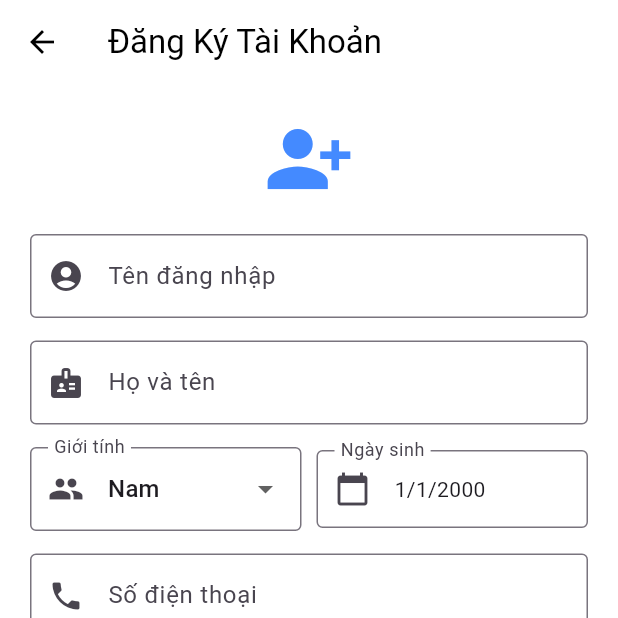
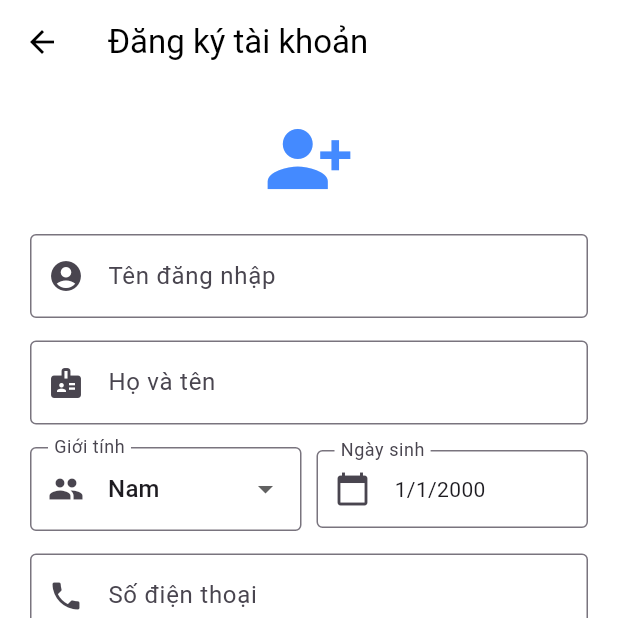
Before and after one commit to trongv2310/DoAn_CNPM, a Flutter app: the LibrarianHomeScreen screen opened directly with empty values, after a tap on the "logout" icon, after a tap on "Đăng ký ngay", on a phone screen of 412 x 824 dp, the top half of it. Run offline on Flutter 3.47's test engine with Material 3 defaults, Android fonts, the phone set to English and light mode, and no system bars; accounts and stored records are empty; network calls fail.

Commit message:
Thay đổi các format chữ và màu của các chức năng

```diff
--- a/thuvienapp/lib/screens/DocGia/GioHang.dart
+++ b/thuvienapp/lib/screens/DocGia/GioHang.dart
@@ -108,7 +108,7 @@ class _CartScreenState extends State<CartScreen> {
 
     return Scaffold(
       appBar: AppBar(
-        title: const Text("Phiếu Mượn (Giỏ Sách)"),
+        title: const Text("Phiếu mượn (Giỏ sách)"),
         backgroundColor: Colors.white,
         elevation: 0,
         foregroundColor: Colors.black,
--- a/thuvienapp/lib/screens/ThuThu/ThuThuHome.dart
+++ b/thuvienapp/lib/screens/ThuThu/ThuThuHome.dart
@@ -54,7 +54,7 @@ class _LibrarianHomeScreenState extends State<LibrarianHomeScreen> {
         title: Column(
           crossAxisAlignment: CrossAxisAlignment.start,
           children: [
-            const Text("Trang Chủ Thủ Thư", style: TextStyle(fontSize: 18)),
+            const Text("Trang chủ thủ thư", style: TextStyle(fontSize: 18)),
             Text("Xin chào, ${widget.user.hoVaTen}",
                 style: const TextStyle(fontSize: 14, fontWeight: FontWeight.w400)),
           ],
@@ -78,7 +78,7 @@ class _LibrarianHomeScreenState extends State<LibrarianHomeScreen> {
             // Thẻ 1: Duyệt mượn
             _buildListCard(
               context,
-              title: "Duyệt Mượn Sách",
+              title: "Duyệt mượn sách",
               subtitle: _isLoading ? "Đang tải..." : "${_stats['choDuyet'] ?? 0} yêu cầu chờ",
               icon: Icons.fact_check_outlined,
               color: const Color(0xFF00C853),
@@ -94,7 +94,7 @@ class _LibrarianHomeScreenState extends State<LibrarianHomeScreen> {
             // Thẻ 2: Trả Sách & Phạt
             _buildListCard(
               context,
-              title: "Trả Sách & Phạt",
+              title: "Trả sách & phạt",
               subtitle: _isLoading ? "Đang tải..." : "${_stats['yeuCauTra'] ?? 0} yêu cầu trả",
               icon: Icons.assignment_return_outlined,
               color: const Color(0xFFFF6D00),
@@ -110,7 +110,7 @@ class _LibrarianHomeScreenState extends State<LibrarianHomeScreen> {
             // [CẬP NHẬT] Thẻ 3: Duyệt Gia Hạn
             _buildListCard(
               context,
-              title: "Duyệt Gia Hạn",
+              title: "Duyệt gia hạn",
               // SỬA Ở ĐÂY: Thêm ?? 0 để tránh hiển thị null
               subtitle: _isLoading ? "Đang tải..." : "${_stats['yeuCauGiaHan'] ?? 0} yêu cầu gia hạn",
               icon: Icons.update,
@@ -127,7 +127,7 @@ class _LibrarianHomeScreenState extends State<LibrarianHomeScreen> {
             // Thẻ 4: Hỗ trợ độc giả
             _buildListCard(
               context,
-              title: "Hỗ Trợ Độc Giả",
+              title: "Hỗ trợ độc giả",
               subtitle: _isLoading ? "Đang tải..." : "${_stats['cauHoiMoi'] ?? 0} câu hỏi mới",
               icon: Icons.headset_mic_outlined,
               color: const Color(0xFF2962FF),
@@ -143,7 +143,7 @@ class _LibrarianHomeScreenState extends State<LibrarianHomeScreen> {
             // Thẻ 5: Thống kê
             _buildListCard(
               context,
-              title: "Thống Kê",
+              title: "Thống kê",
               subtitle: "Xem báo cáo tổng hợp",
               icon: Icons.bar_chart_rounded,
               color: const Color(0xFFAA00FF),
--- a/thuvienapp/lib/screens/dangky.dart
+++ b/thuvienapp/lib/screens/dangky.dart
@@ -67,7 +67,7 @@ class _RegisterScreenState extends State<RegisterScreen> {
     return Scaffold(
       backgroundColor: Colors.white,
       appBar: AppBar(
-        title: const Text("Đăng Ký Tài Khoản"),
+        title: const Text("Đăng ký tài khoản"),
         backgroundColor: Colors.white,
         foregroundColor: Colors.black,
         elevation: 0,
--- a/thuvienapp/lib/screens/tab_tusach.dart
+++ b/thuvienapp/lib/screens/tab_tusach.dart
@@ -239,7 +239,7 @@ class _TabTuSachState extends State<TabTuSach> {
       child: Scaffold(
         appBar: AppBar(
           automaticallyImplyLeading: false,
-          title: const Text("Quản Lý Mượn Trả"),
+          title: const Text("Quản lý mượn trả"),
           centerTitle: true,
           backgroundColor: Colors.white,
           foregroundColor: Colors.black,
```
Also changed, not shown: thuvienapp/lib/screens/TuongTac.dart (+4 -4 lines), thuvienapp/lib/screens/home_screen.dart (+8 -8 lines), thuvienapp/lib/screens/tab_toi.dart (+41 -60 lines), thuvienapp/lib/screens/tab_truyen.dart (+4 -4 lines).
